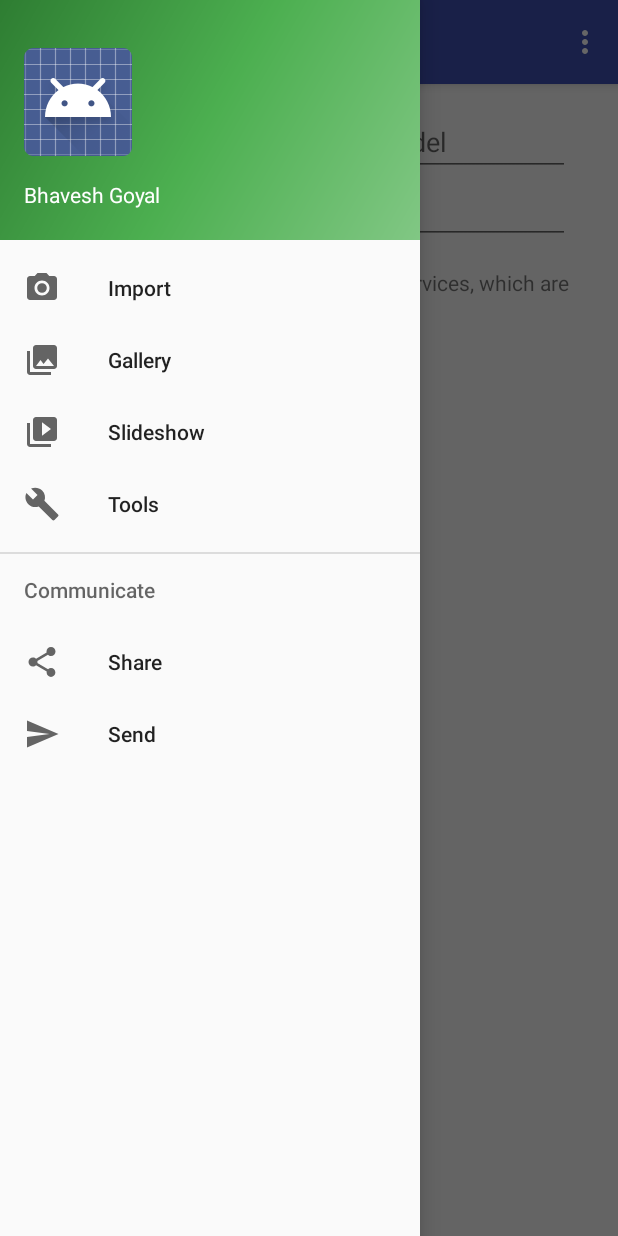
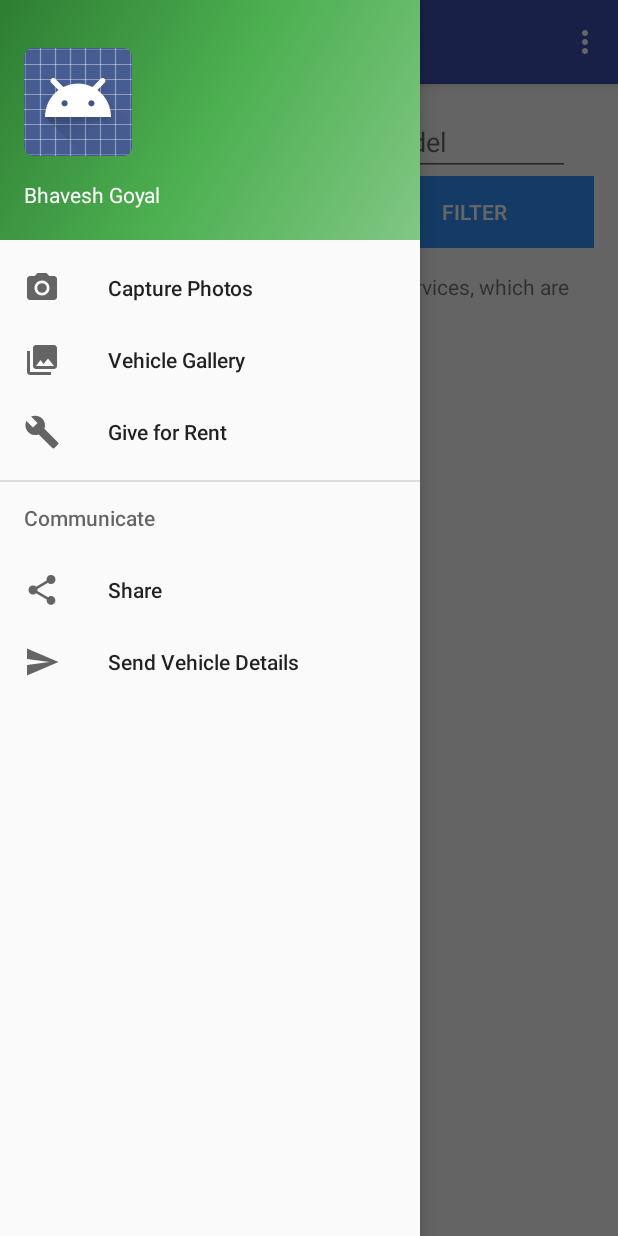
Before and after one commit to bhaveshgoyal/InstaRide, an Android app: the MainActivity screen opened directly, with no data from a screen before it, with the side drawer open, on a phone screen of 412 x 824 dp. Run offline under Robolectric (Android 15) with nearby library versions, the phone set to English and light mode, and no system bars.

Commit message:
Add Final Code

```diff
--- a/app/src/main/res/layout/content_main.xml
+++ b/app/src/main/res/layout/content_main.xml
@@ -41,7 +41,7 @@
         android:layout_centerHorizontal="true"
         android:ems="10"/>
         <AutoCompleteTextView
-            android:id="@+id/searchYear"
+            android:id="@+id/searchModel"
             android:hint="Model"
             android:layout_weight="0.6"
             android:layout_width="match_parent"
@@ -52,15 +52,32 @@
             android:ems="10"/>
     </LinearLayout>
 
-        <AutoCompleteTextView
-            android:id="@+id/searchModel"
-            android:hint="Year"
+        <LinearLayout
             android:layout_width="match_parent"
             android:layout_height="wrap_content"
-            android:layout_marginRight="@dimen/activity_horizontal_margin"
-            android:layout_alignParentTop="true"
-            android:layout_centerHorizontal="true"
-            android:ems="10"/>
+            android:orientation="horizontal">
+
+            <AutoCompleteTextView
+                android:id="@+id/searchYear"
+                android:hint="Year"
+                android:layout_width="192dp"
+                android:layout_height="wrap_content"
+                android:layout_marginRight="@dimen/activity_horizontal_margin"
+                android:layout_alignParentTop="true"
+                android:layout_centerHorizontal="true"
+                android:ems="10"
+                android:layout_weight="0.08" />
+            <Button
+                android:id="@+id/filterBtn"
+                android:layout_width="wrap_content"
+                android:layout_height="wrap_content"
+                android:text="FILTER"
+                android:textColor="@color/white"
+                android:background="@color/bg_screen3"
+                android:layout_weight="0.45"/>
+        </LinearLayout>
+
+
     </LinearLayout>
     <fragment
         xmlns:tools="http://schemas.android.com/tools"
--- a/app/src/main/res/menu/activity_main_drawer.xml
+++ b/app/src/main/res/menu/activity_main_drawer.xml
@@ -5,19 +5,16 @@
         <item
             android:id="@+id/nav_camera"
             android:icon="@drawable/ic_menu_camera"
-            android:title="Import" />
+            android:title="Capture Photos" />
         <item
             android:id="@+id/nav_gallery"
             android:icon="@drawable/ic_menu_gallery"
-            android:title="Gallery" />
-        <item
-            android:id="@+id/nav_slideshow"
-            android:icon="@drawable/ic_menu_slideshow"
-            android:title="Slideshow" />
+            android:title="Vehicle Gallery" />
+
         <item
             android:id="@+id/nav_manage"
             android:icon="@drawable/ic_menu_manage"
-            android:title="Tools" />
+            android:title="Give for Rent" />
     </group>
 
     <item android:title="Communicate">
@@ -29,7 +26,7 @@
             <item
                 android:id="@+id/nav_send"
                 android:icon="@drawable/ic_menu_send"
-                android:title="Send" />
+                android:title="Send Vehicle Details" />
         </menu>
     </item>
 
--- a/app/src/main/res/values/colors.xml
+++ b/app/src/main/res/values/colors.xml
@@ -18,7 +18,8 @@
         <color name="dot_dark_screen4">#a854d4</color>
 
         <!-- dots active colors -->
-        <color name="dot_light_screen1">#f98da5</color>
+    <color name="white">#ffffff</color>
+    <color name="dot_light_screen1">#f98da5</color>
         <color name="dot_light_screen2">#8cf9eb</color>
         <color name="dot_light_screen3">#93c6fd</color>
         <color name="dot_light_screen4">#e4b5fc</color>
```
Also changed, not shown: app/src/main/AndroidManifest.xml (+5 -5 lines), app/src/main/java/app/instaride/com/instaride/MainActivity.java (+93 -5 lines), app/src/main/java/app/instaride/com/instaride/MapsFragment.java (+21 -0 lines), app/src/main/java/app/instaride/com/instaride/NetworkHelper.java (+4 -5 lines), app/src/main/java/app/instaride/com/instaride/RegistrationActivity.java (added, +24 -0 lines), app/src/main/java/app/instaride/com/instaride/SplashScreen.java (+2 -5 lines), app/src/main/res/layout/activity_registration.xml (added, +138 -0 lines), app/src/main/res/layout/custom_info_window.xml (added, +43 -0 lines), app/src/main/res/drawable/sample_car.jpg (added).
